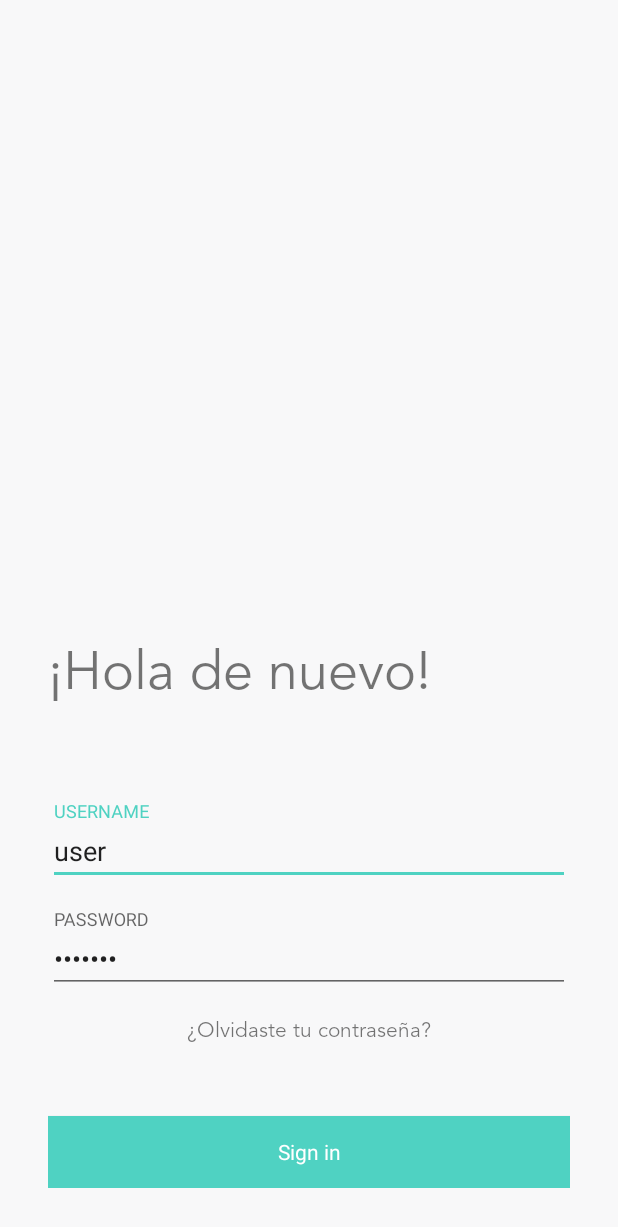
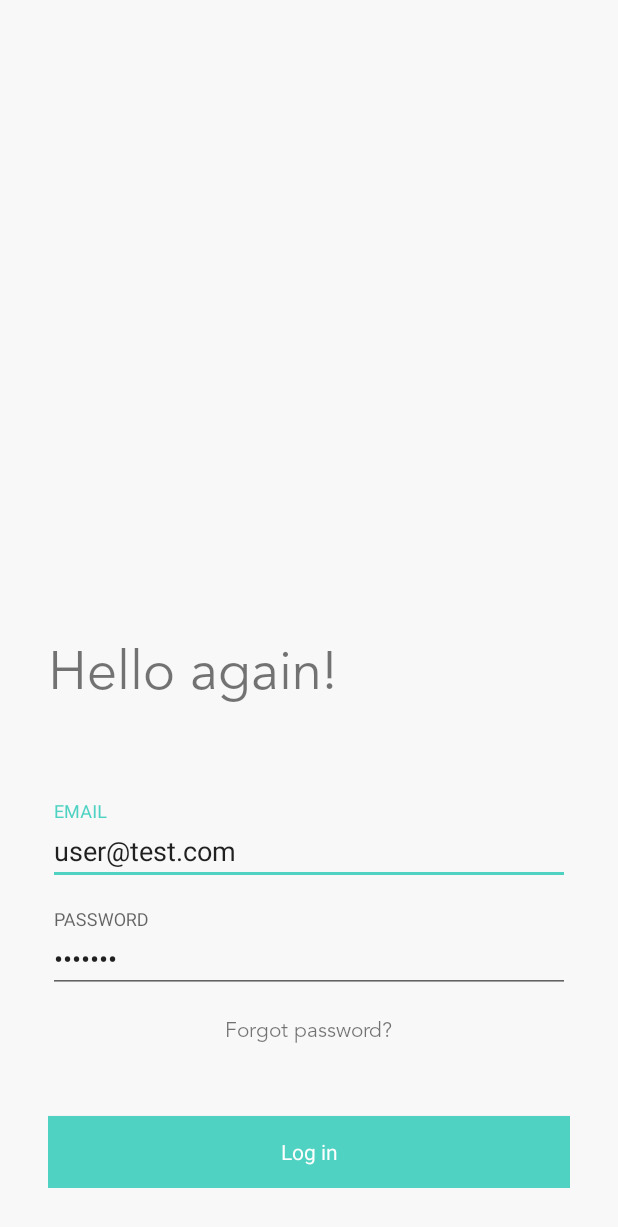
Before and after one commit to yanaApp/android-user, an Android app: the LoginActivity screen opened directly, with no data from a screen before it, on a phone screen of 412 x 824 dp. Shown: the top 1227 px of the screen. Run offline under Robolectric (Android 15) with nearby library versions, the phone set to English and light mode, and no system bars; our stand-ins replace ButterKnife, Picasso; pictures from the network do not load.

Commit message:
rearenged strings and changed logo

```diff
--- a/app/src/main/AndroidManifest.xml
+++ b/app/src/main/AndroidManifest.xml
@@ -8,7 +8,7 @@
     <application
         android:name=".MyApplication"
         android:allowBackup="true"
-        android:icon="@mipmap/ic_launcher"
+        android:icon="@mipmap/logo"
         android:label="@string/app_name"
         android:supportsRtl="true"
         android:theme="@style/AppTheme">
--- a/app/src/main/res/layout/view_login_form.xml
+++ b/app/src/main/res/layout/view_login_form.xml
@@ -14,7 +14,7 @@
         android:id="@+id/title_text"
         android:layout_width="wrap_content"
         android:layout_height="wrap_content"
-        android:text="¡Hola de nuevo!"
+        android:text="@string/hello_again"
         android:textSize="36sp" />
 
     <android.support.design.widget.TextInputLayout
@@ -27,9 +27,9 @@
             android:id="@+id/username_input"
             android:layout_width="match_parent"
             android:layout_height="wrap_content"
-            android:hint="USERNAME"
-            android:inputType="textPersonName"
-            android:text="user" />
+            android:hint="@string/email_input_hint"
+            android:inputType="textEmailAddress"
+            android:text="user@test.com" />
     </android.support.design.widget.TextInputLayout>
 
     <android.support.design.widget.TextInputLayout
@@ -43,7 +43,7 @@
             android:id="@+id/password_input"
             android:layout_width="match_parent"
             android:layout_height="wrap_content"
-            android:hint="PASSWORD"
+            android:hint="@string/password_input_hint"
             android:inputType="textPassword"
             android:text="user123" />
     </android.support.design.widget.TextInputLayout>
@@ -53,7 +53,7 @@
         android:layout_width="wrap_content"
         android:layout_height="wrap_content"
         android:layout_gravity="center"
-        android:text="¿Olvidaste tu contraseña?" />
+        android:text="@string/forgot_password" />
 
     <Button
         android:id="@+id/login_button"
@@ -61,6 +61,6 @@
         android:layout_width="match_parent"
         android:layout_height="wrap_content"
         android:layout_marginTop="48dp"
-        android:text="Sign in" />
+        android:text="@string/button_log_in" />
 
 </LinearLayout>
```
Also changed, not shown: app/src/main/res/values/strings.xml (+60 -44 lines), 1 other file.
